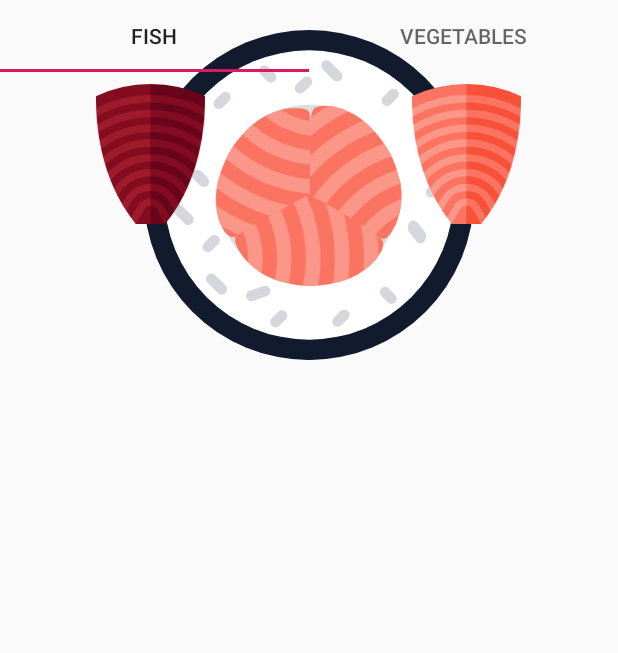
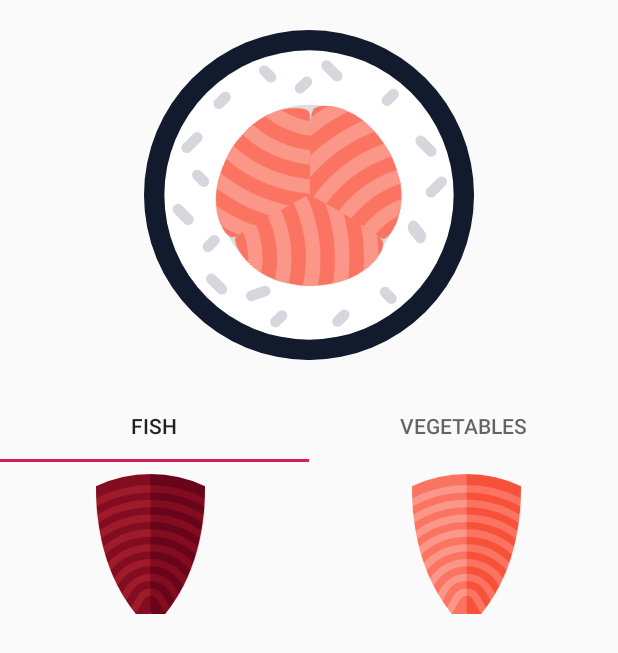
Before and after one commit to ayafjbara/Sushi-Project, an Android app: the screen it shows after launch (SushiExtrasActivity), on a phone screen of 412 x 824 dp. Shown: the top 653 px of the screen. Run offline under Robolectric (Android 15) with nearby library versions, the phone set to English and light mode, and no system bars.

Commit message:
tab and sushi layout fix

```diff
--- a/app/src/main/res/layout/sushi_layout.xml
+++ b/app/src/main/res/layout/sushi_layout.xml
@@ -4,11 +4,8 @@
     android:layout_height="match_parent">
 
 <RelativeLayout
-        android:id="@+id/relativeLayout1"
     android:layout_width="match_parent"
-        android:layout_height="wrap_content">
     android:layout_height="match_parent">
-
     <RelativeLayout
         android:id="@+id/relativeLayout1"
         android:layout_width="match_parent"
@@ -22,10 +19,10 @@
     <RelativeLayout
         android:id="@+id/relativeLayout2"
         android:layout_width="match_parent"
-        android:layout_height="wrap_content">
+        android:layout_height="wrap_content"
+        android:layout_below="@id/relativeLayout1">
 
         <include layout="@layout/sushi_extras_layout" />
     </RelativeLayout>
-
 </RelativeLayout>
 </androidx.coordinatorlayout.widget.CoordinatorLayout>
```
Lines whose indentation alone changed are shown as unchanged.
